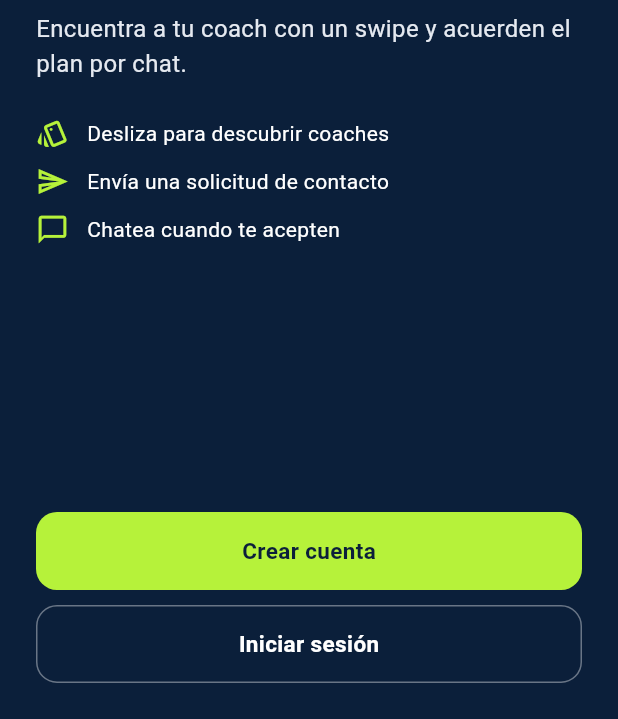
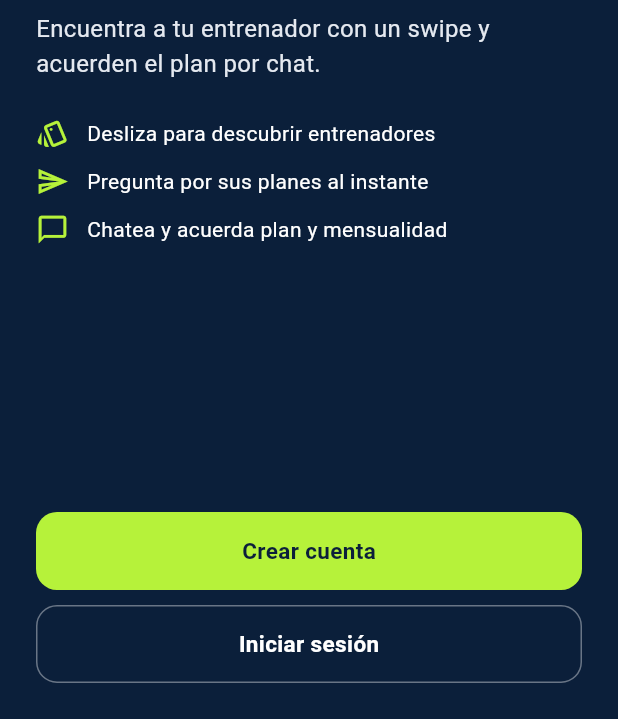
Before and after one commit to drakexcaptainop/gymder, a Flutter app: the screen it shows after launch, on a phone screen of 412 x 824 dp, the part 517-1236 px from its top. Run offline on Flutter 3.47's test engine with Material 3 defaults, Android fonts, the phone set to English and light mode, and no system bars; accounts and stored records are empty.

Commit message:
Chat directo con el entrenador y marco movil responsivo
- Descubrir: swipe a la derecha (o "Preguntar por sus planes") abre el chat
  al instante con la pregunta por los planes; ya no hay estado pendiente ni
  aceptar/rechazar. El entrenador ve "Por responder" y puede usar la
  respuesta rapida "Responder con mis planes".
- La app se muestra siempre en un marco de telefono (max 412 px) en
  pantallas anchas.
- Cuentas de entrenador visibles como "Entrenador" (login demo, registro, cuenta).
- Actualiza smoke_test al nuevo flujo y agrega test del marco movil.

Co-Authored-By: Claude Sonnet 5.5 <noreply@anthropic.com>

```diff
--- a/lib/core_data.dart
+++ b/lib/core_data.dart
@@ -79,7 +79,8 @@ List<Account> seedAccounts() => [
 List<ContactRequest> seedRequests() {
   final now = DateTime.now();
   return [
-    ContactRequest(id: 'r1', userId: 'u2', coachId: 'c1', createdAt: now.subtract(const Duration(hours: 5))),
+    ContactRequest(id: 'r1', userId: 'u2', coachId: 'c1', createdAt: now.subtract(const Duration(hours: 5)), status: ContactStatus.accepted)
+      ..messages.add(const ChatMessage(AppRole.user, '¡Hola! ¿Qué planes tienes disponibles y cuánto cuestan?', '08:40')),
     ContactRequest(id: 'r2', userId: 'u2', coachId: 'c2', createdAt: now.subtract(const Duration(days: 1)), status: ContactStatus.accepted)
       ..messages.addAll(const [
         ChatMessage(AppRole.coach, '¡Hola Diego! Acepté tu solicitud. Cuéntame cómo te gustaría entrenar.', '09:12'),
--- a/lib/main.dart
+++ b/lib/main.dart
@@ -7,6 +7,8 @@ import 'screens/mensajes.dart';
 import 'screens/solicitudes.dart';
 import 'state.dart';
 import 'ui.dart';
+
+const phoneMaxWidth = 412.0;
 
 void main() {
   WidgetsFlutterBinding.ensureInitialized();
@@ -21,6 +23,29 @@ class GymderApp extends StatelessWidget {
         title: 'Gymder',
         debugShowCheckedModeBanner: false,
         theme: buildTheme(),
+        // App móvil: en pantallas anchas (navegador/escritorio) se muestra siempre en un marco
+        // de teléfono centrado; en un móvil real ocupa toda la pantalla.
+        builder: (context, child) {
+          final mq = MediaQuery.of(context);
+          if (mq.size.width <= phoneMaxWidth) return child!;
+          final h = mq.size.height > 900 ? 900.0 : mq.size.height;
+          final framed = mq.size.height > 760;
+          return Container(
+            color: const Color(0xFFDDE3EC),
+            alignment: Alignment.center,
+            child: Container(
+              width: phoneMaxWidth,
+              height: framed ? h - 32 : h,
+              decoration: BoxDecoration(
+                color: white,
+                borderRadius: BorderRadius.circular(framed ? 32 : 0),
+                boxShadow: [BoxShadow(color: navy.withValues(alpha: .18), blurRadius: 40, offset: const Offset(0, 16))],
+              ),
+              clipBehavior: Clip.antiAlias,
+              child: MediaQuery(data: mq.copyWith(size: Size(phoneMaxWidth, framed ? h - 32 : h)), child: child!),
+            ),
+          );
+        },
         // La raíz cambia sola entre Bienvenida y Shell según la sesión.
         home: ListenableBuilder(listenable: app, builder: (_, _) => app.loggedIn ? const Shell() : const WelcomeScreen()),
       );
--- a/lib/screens/auth.dart
+++ b/lib/screens/auth.dart
@@ -18,12 +18,12 @@ class WelcomeScreen extends StatelessWidget {
               const SizedBox(height: 24),
               Text('Gymder', style: ts(40, w: FontWeight.w700, c: white)),
               const SizedBox(height: 8),
-              Text('Encuentra a tu coach con un swipe y acuerden el plan por chat.', style: ts(16, c: soft, h: 1.45)),
+              Text('Encuentra a tu entrenador con un swipe y acuerden el plan por chat.', style: ts(16, c: soft, h: 1.45)),
               const SizedBox(height: 24),
               for (final t in const [
-                (Icons.style_outlined, 'Desliza para descubrir coaches'),
-                (Icons.send_outlined, 'Envía una solicitud de contacto'),
-                (Icons.chat_bubble_outline, 'Chatea cuando te acepten'),
+                (Icons.style_outlined, 'Desliza para descubrir entrenadores'),
+                (Icons.send_outlined, 'Pregunta por sus planes al instante'),
+                (Icons.chat_bubble_outline, 'Chatea y acuerda plan y mensualidad'),
               ])
                 Padding(
                   padding: const EdgeInsets.only(bottom: 10),
@@ -91,7 +91,7 @@ class _LoginScreenState extends State<LoginScreen> {
                 padding: const EdgeInsets.all(12),
                 decoration: box(),
                 child: Row(children: [
-                  Tag(a.role == AppRole.coach ? 'Coach' : 'Usuario', bg: a.role == AppRole.coach ? cyanTint : lime),
+                  Tag(a.role == AppRole.coach ? 'Entrenador' : 'Usuario', bg: a.role == AppRole.coach ? cyanTint : lime),
                   const SizedBox(width: 10),
                   Expanded(child: Text(a.email, style: ts(14))),
                   const Icon(Icons.chevron_right, color: slate),
@@ -133,7 +133,7 @@ class _RegisterScreenState extends State<RegisterScreen> {
         subtitle: 'Regístrate en Gymder',
         child: ListView(padding: const EdgeInsets.all(16), children: [
           label('Soy'),
-          Seg([(AppRole.user, 'Usuario'), (AppRole.coach, 'Coach')], role, (v) => setState(() => role = v)),
+          Seg([(AppRole.user, 'Usuario'), (AppRole.coach, 'Entrenador')], role, (v) => setState(() => role = v)),
           label('Nombre completo'),
           field(nombre, 'Ej. Ana Pérez', icon: Icons.person_outline, onChanged: (_) => setState(() => error = null)),
           label('Correo'),
--- a/lib/screens/cuenta.dart
+++ b/lib/screens/cuenta.dart
@@ -34,11 +34,11 @@ class CuentaTab extends StatelessWidget {
                     Text(s.email, style: ts(13, c: soft)),
                   ]),
                 ),
-                Tag(coach ? 'Coach' : 'Usuario', bg: lime),
+                Tag(coach ? 'Entrenador' : 'Usuario', bg: lime),
               ]),
             ),
             const SizedBox(height: 12),
-            _item(Icons.person_outline, coach ? 'Mi perfil de coach' : 'Mi perfil', () => coach ? openCoachProfile(context, s.profileId) : openUserProfile(context, s.profileId)),
+            _item(Icons.person_outline, coach ? 'Mi perfil de entrenador' : 'Mi perfil', () => coach ? openCoachProfile(context, s.profileId) : openUserProfile(context, s.profileId)),
             if (!coach) _item(Icons.edit_outlined, 'Editar perfil', () => Navigator.of(context).push(MaterialPageRoute(builder: (_) => const EditarPerfilScreen()))),
             const SizedBox(height: 12),
             Btn('Cerrar sesión', app.logout, outlined: true, icon: Icons.logout),
@@ -97,7 +97,7 @@ class _EditarPerfilScreenState extends State<EditarPerfilScreen> {
           label('Disponibilidad'),
           field(disp, 'Ej. Lun, mié y vie por la tarde', maxLen: 80),
           label('Notas (lesiones, preferencias)'),
-          field(notas, 'Notas para tu coach', maxLen: 120),
+          field(notas, 'Notas para tu entrenador', maxLen: 120),
         ]),
       );
 }
--- a/lib/screens/descubrir.dart
+++ b/lib/screens/descubrir.dart
@@ -28,7 +28,7 @@ class _DescubrirTabState extends State<DescubrirTab> {
     Timer(const Duration(milliseconds: 300), () {
       if (!mounted) return;
       if (dir == 'right') {
-        app.sendRequest(top.id);
+        app.contact(top.id);
       } else {
         app.discard(top.id);
       }
@@ -37,7 +37,7 @@ class _DescubrirTabState extends State<DescubrirTab> {
         dy = 0;
         fly = null;
       });
-      if (dir == 'right') toast(context, 'Solicitud enviada a ${top.nombre}');
+      if (dir == 'right') toast(context, 'Le preguntaste a ${top.nombre} por sus planes. Revisa Mensajes');
     });
   }
 
@@ -80,7 +80,7 @@ class _DescubrirTabState extends State<DescubrirTab> {
         child: Row(children: [
           Expanded(
             child: Column(crossAxisAlignment: CrossAxisAlignment.start, children: [
-              Text('Encuentra a tu coach', style: ts(13, c: slate, w: FontWeight.w500)),
+              Text('Encuentra a tu entrenador', style: ts(13, c: slate, w: FontWeight.w500)),
               Text('Descubrir', style: ts(30, w: FontWeight.w600)),
             ]),
           ),
@@ -155,7 +155,7 @@ class _DescubrirTabState extends State<DescubrirTab> {
                           transformAlignment: Alignment.center,
                           child: Stack(children: [
                             _CoachCard(top),
-                            Positioned(top: 24, left: 20, child: _stamp('SOLICITAR', lime, (dx / 90).clamp(0.0, 1.0))),
+                            Positioned(top: 24, left: 20, child: _stamp('ESCRIBIR', lime, (dx / 90).clamp(0.0, 1.0))),
                             Positioned(top: 24, right: 20, child: _stamp('PASAR', slate, (-dx / 90).clamp(0.0, 1.0))),
                             Positioned(top: 24, left: 0, right: 0, child: Center(child: _stamp('VER PERFIL', cyan, dx.abs() < 60 ? (-dy / 90).clamp(0.0, 1.0) : 0))),
                           ]),
--- a/lib/screens/mensajes.dart
+++ b/lib/screens/mensajes.dart
@@ -43,7 +43,7 @@ class MensajesTab extends StatelessWidget {
                           const SizedBox(height: 12),
                           Text('Aún no tienes chats', style: ts(18, w: FontWeight.w600)),
                           const SizedBox(height: 6),
-                          Text(app.isCoach ? 'Acepta una solicitud para empezar a conversar.' : 'El chat se habilita cuando un coach acepta tu solicitud.', style: ts(14, c: slate, h: 1.4), textAlign: TextAlign.center),
+                          Text(app.isCoach ? 'Cuando un usuario te escriba aparecerá aquí para que le respondas.' : 'Desliza a la derecha en Descubrir para preguntarle a un entrenador por sus planes.', style: ts(14, c: slate, h: 1.4), textAlign: TextAlign.center),
                         ]),
                       ),
                     )
@@ -105,7 +105,7 @@ class _ChatScreenState extends State<ChatScreen> {
           final mine = app.role;
           return SubScreen(
             title: other.$1,
-            subtitle: 'Chat · ${app.isCoach ? 'usuario' : 'coach'}',
+            subtitle: 'Chat · ${app.isCoach ? 'usuario' : 'entrenador'}',
             actions: [
               RoundBtn(Icons.person_outline, () => app.isCoach ? openUserProfile(context, r.userId, requestId: r.id) : openCoachProfile(context, r.coachId)),
             ],
@@ -139,6 +139,18 @@ class _ChatScreenState extends State<ChatScreen> {
                     ),
                 ]),
               ),
+              if (app.isCoach && app.awaitingCoach(r))
+                Padding(
+                  padding: const EdgeInsets.fromLTRB(12, 8, 12, 0),
+                  child: Align(
+                    alignment: Alignment.centerLeft,
+                    child: Pill('Responder con mis planes', false, () => setState(() {
+                          final co = app.meCoach!;
+                          c.text = 'Estos son mis planes: ${co.servicios.join(', ')}. Precio orientativo: ${co.precioOrientativo}. ¿Qué objetivo y disponibilidad tienes?';
+                          c.selection = TextSelection.collapsed(offset: c.text.length);
+                        }), leading: const Icon(Icons.bolt, size: 16, color: slate)),
+                  ),
+                ),
               Container(
                 padding: const EdgeInsets.fromLTRB(12, 8, 12, 12),
                 decoration: const BoxDecoration(border: Border(top: BorderSide(color: soft))),
--- a/lib/screens/perfiles.dart
+++ b/lib/screens/perfiles.dart
@@ -10,17 +10,11 @@ void openCoachProfile(BuildContext c, String id) =>
 void openUserProfile(BuildContext c, String id, {String? requestId}) =>
     Navigator.of(c).push(MaterialPageRoute(builder: (_) => PerfilUsuarioScreen(userId: id, requestId: requestId)));
 
-String statusLabel(ContactStatus s) => switch (s) {
-      ContactStatus.pending => 'Pendiente',
-      ContactStatus.accepted => 'Aceptada',
-      ContactStatus.rejected => 'Rechazada',
-    };
-
-Widget statusTag(ContactStatus s) => switch (s) {
-      ContactStatus.pending => Tag('Pendiente', bg: cyanTint),
-      ContactStatus.accepted => Tag('Aceptada', bg: lime),
-      ContactStatus.rejected => Tag('Rechazada', bg: soft, fg: slate),
-    };
+/// Etiqueta de la conversación: indica quién debe responder (no hay estado "pendiente de aprobación").
+Widget replyTag(ContactRequest r) {
+  if (!app.awaitingCoach(r)) return const Tag('Respondida', bg: lime);
+  return Tag(app.isCoach ? 'Por responder' : 'Esperando respuesta', bg: cyanTint);
+}
 
 Widget _rows(List<(String, String)> rows) => Container(
       decoration: box(),
@@ -53,18 +47,16 @@ class PerfilCoachScreen extends StatelessWidget {
             bottom = SizedBox(
               width: double.infinity,
               child: req == null
-                  ? Btn('Enviar solicitud de contacto', () {
-                      app.sendRequest(c.id);
-                      toast(context, 'Solicitud enviada a ${c.nombre}');
+                  ? Btn('Preguntar por sus planes', () {
+                      final r = app.contact(c.id)!;
+                      openChat(context, r.id);
                     }, bg: lime, fg: navy, icon: Icons.send)
-                  : req.status == ContactStatus.accepted
-                      ? Btn('Abrir chat', () => openChat(context, req.id), bg: lime, fg: navy, icon: Icons.chat_bubble_outline)
-                      : Btn('Solicitud ${statusLabel(req.status).toLowerCase()}', null),
+                  : Btn('Abrir chat', () => openChat(context, req.id), bg: lime, fg: navy, icon: Icons.chat_bubble_outline),
             );
           }
           return SubScreen(
             title: c.nombre,
-            subtitle: app.meCoach?.id == c.id ? 'Tu perfil de coach' : 'Perfil del coach',
+            subtitle: app.meCoach?.id == c.id ? 'Tu perfil de entrenador' : 'Perfil del entrenador',
             bottom: bottom,
             child: ListView(padding: const EdgeInsets.fromLTRB(16, 4, 16, 24), children: [
               Row(children: [
@@ -92,7 +84,7 @@ class PerfilCoachScreen extends StatelessWidget {
                   child: Row(children: [const Icon(Icons.check_circle_outline, size: 20), const SizedBox(width: 10), Expanded(child: Text(s, style: ts(14)))]),
                 ),
               const SizedBox(height: 8),
-              Text('El plan, la mensualidad y las condiciones se acuerdan por chat una vez que el coach acepte tu solicitud.', style: ts(12, c: slate, h: 1.4)),
+              Text('Escríbele cuando quieras: el plan, la mensualidad y las condiciones se acuerdan por chat.', style: ts(12, c: slate, h: 1.4)),
             ]),
           );
         },
@@ -112,22 +104,7 @@ class PerfilUsuarioScreen extends StatelessWidget {
           final req = requestId == null ? null : app.requests.where((r) => r.id == requestId).firstOrNull;
           Widget? bottom;
           if (app.isCoach && req != null) {
-            if (req.status == ContactStatus.pending) {
-              bottom = Row(children: [
-                Expanded(child: Btn('Rechazar', () {
-                  app.respond(req.id, false);
-                  Navigator.of(context).pop();
-                  toast(context, 'Solicitud rechazada');
-                }, outlined: true)),
-                const SizedBox(width: 10),
-                Expanded(flex: 2, child: Btn('Aceptar', () {
-                  app.respond(req.id, true);
-                  toast(context, 'Solicitud aceptada. Ya pueden chatear');
-                }, bg: lime, fg: navy)),
-              ]);
-            } else if (req.status == ContactStatus.accepted) {
-              bottom = SizedBox(width: double.infinity, child: Btn('Abrir chat', () => openChat(context, req.id), bg: lime, fg: navy, icon: Icons.chat_bubble_outline));
-            }
+            bottom = SizedBox(width: double.infinity, child: Btn(app.awaitingCoach(req) ? 'Responder en el chat' : 'Abrir chat', () => openChat(context, req.id), bg: lime, fg: navy, icon: Icons.chat_bubble_outline));
           }
           return SubScreen(
             title: u.nombre,
@@ -143,7 +120,7 @@ class PerfilUsuarioScreen extends StatelessWidget {
                     Text('Nivel ${u.nivel.toLowerCase()}', style: ts(13, c: slate)),
                   ]),
                 ),
-                if (req != null) statusTag(req.status),
+                if (req != null) replyTag(req),
               ]),
               label('Objetivo'),
               Text(u.objetivo.isEmpty ? '—' : u.objetivo, style: ts(15, h: 1.5)),
```
Also changed, not shown: lib/screens/solicitudes.dart (+6 -22 lines), lib/state.dart (+20 -20 lines), 1 other file.
